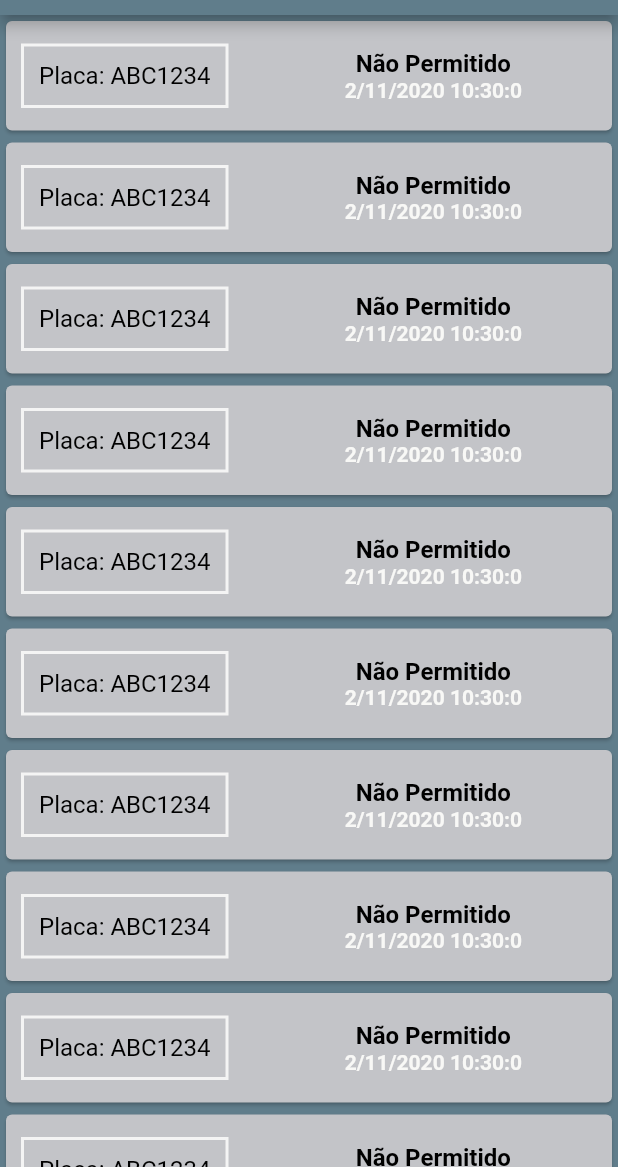
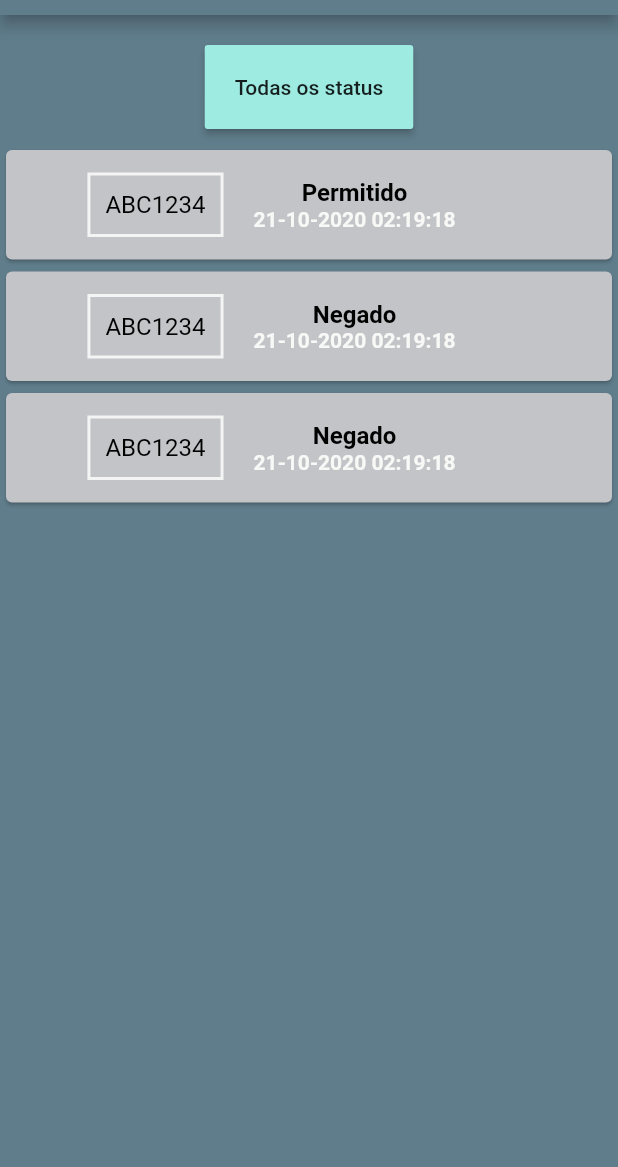
Before and after one commit to brunogomesc/asiomonitoria, a Flutter app: the HistoricList screen opened directly, on a phone screen of 412 x 824 dp, the part 69-1236 px from its top. Run offline on Flutter 3.47's test engine with Material 2 defaults, Android fonts, the phone set to English and light mode, and no system bars.

Commit message:
Criação do Botão de filtrar status e correção na autenticação

```diff
--- /dev/null
+++ b/lib/models/historic_model.dart
@@ -0,0 +1,41 @@
+import 'package:asiomonitoria/models/historic.dart';
+
+import '../models/historic.dart';
+
+final historicModel = [
+  Historic(
+    id: "3",
+    idCliente: "1",
+    placa: "ABC1234",
+    dataAcesso: "21-10-2020 02:19:18",
+    status: "Permitido",
+  ),
+  Historic(
+    id: "4",
+    idCliente: "2",
+    placa: "ABC1234",
+    dataAcesso: '21-10-2020 02:19:18',
+    status: "Negado",
+  ),
+  Historic(
+    id: "5",
+    idCliente: "2",
+    placa: "ABC1234",
+    dataAcesso: '21-10-2020 02:19:18',
+    status: "Negado",
+  ),
+  Historic(
+    id: "6",
+    idCliente: "1",
+    placa: "ABC1234",
+    dataAcesso: '21-10-2020 02:19:18',
+    status: "Negado",
+  ),
+  Historic(
+    id: "7",
+    idCliente: "1",
+    placa: "ABC1234",
+    dataAcesso: '21-10-2020 02:19:18',
+    status: "Negado",
+  ),
+];
--- /dev/null
+++ b/lib/screens/historic_registers.dart
@@ -0,0 +1,77 @@
+import 'package:asiomonitoria/models/historic.dart';
+import 'package:flutter/material.dart';
+
+class HistoricRegister extends StatelessWidget {
+  final List<Historic> historico;
+
+  HistoricRegister({this.historico});
+
+  @override
+  Widget build(BuildContext context) {
+    return SingleChildScrollView(
+      child: Container(
+        height: 700,
+        child: ListView.builder(
+          itemCount: historico.length,
+          itemBuilder: (ctx, index) {
+            return Card(
+              color: Color.fromRGBO(195, 196, 200, 100),
+              //linha do histórico
+              child: Row(
+                mainAxisAlignment: MainAxisAlignment.center,
+                children: <Widget>[
+                  //informação da placa
+                  Container(
+                    margin: EdgeInsets.fromLTRB(10, 15, 15, 15),
+                    //quadrado ao redor da placa
+                    decoration: BoxDecoration(
+                      border: Border.all(
+                        color: Color.fromRGBO(244, 244, 244, 100),
+                        width: 2,
+                      ),
+                    ),
+                    padding: EdgeInsets.all(10),
+                    //informação dentro do quadrado
+                    child: Text(
+                      historico[index].placa,
+                      style: TextStyle(
+                        fontSize: 16,
+                        color: Colors.black,
+                      ),
+                    ),
+                  ),
+                  //demais informações
+                  Padding(
+                    padding: const EdgeInsets.fromLTRB(5, 15, 60, 15),
+                    child: Column(
+                      crossAxisAlignment: CrossAxisAlignment.center,
+                      children: <Widget>[
+                        Text(
+                          historico[index].status,
+                          style: TextStyle(
+                            fontSize: 16,
+                            color: Colors.black,
+                            fontWeight: FontWeight.bold,
+                          ),
+                        ),
+                        Text(
+                          historico[index].dataAcesso,
+                          //DateFormat('d/M/y H:m:s').format(DateTime.now()),
+                          style: TextStyle(
+                            color: Color.fromRGBO(248, 248, 246, 100),
+                            fontWeight: FontWeight.bold,
+                            fontSize: 14,
+                          ),
+                        )
+                      ],
+                    ),
+                  )
+                ],
+              ),
+            );
+          },
+        ),
+      ),
+    );
+  }
+}
--- a/lib/screens/historic_screen.dart
+++ b/lib/screens/historic_screen.dart
@@ -1,5 +1,13 @@
+import 'package:asiomonitoria/models/historic.dart';
+import 'package:asiomonitoria/models/historic_model.dart';
 import 'package:flutter/material.dart';
-import 'package:intl/intl.dart';
+import '../main.dart' as Home;
+import 'historic_registers.dart';
+//import 'package:intl/intl.dart';
+//import '../data/API.dart' as api;
+
+String textoButton = 'Todas os status';
+int valorStatus = 1;
 
 class HistoricList extends StatefulWidget {
   //builda a tela de histórico
@@ -7,9 +15,134 @@ class HistoricList extends StatefulWidget {
   _HistoricListState createState() => _HistoricListState();
 }
 
+enum Status {
+  TodosStatus,
+  Permitido,
+  Negado,
+}
+
+List<Historic> histo = [];
+
 class _HistoricListState extends State<HistoricList> {
+  void validaHistorico() {
+    print('entrou');
+    if (Home.MyHomePage().idCliente == 1) {
+      setState(() {
+        List<Historic> listTemp = historicModel
+            .where((cliente) => cliente.idCliente.contains("1"))
+            .toList();
+        histo = listTemp;
+      });
+    } else if (Home.MyHomePage().idCliente == 2) {
+      //print('entrou 2');
+      setState(() {
+        List<Historic> listTemp = historicModel
+            .where((cliente) => cliente.idCliente.contains("2"))
+            .toList();
+        histo = listTemp;
+        print(histo.toString());
+      });
+    }
+  }
+
+  List<Historic> historicoFinais = histo;
+  void validaOpcaoSelecionada(int opcao) {
+    if (opcao == 1) {
+      historicoFinais = histo;
+    } else if (opcao == 2) {
+      List<Historic> listTemp =
+          histo.where((status) => status.status.contains('Permitido')).toList();
+      historicoFinais = listTemp;
+    } else if (opcao == 3) {
+      List<Historic> listTemp =
+          histo.where((status) => status.status.contains('Negado')).toList();
+      historicoFinais = listTemp;
+    }
+  }
+
+  Future<void> _listarClassificacao() async {
+    switch (await showDialog(
+      context: context,
+      barrierDismissible: true,
+      builder: (BuildContext context) {
+        return SimpleDialog(
+          title: Text(
+            'Status dos veículos',
+            style: TextStyle(
+              fontSize: 24,
+              fontWeight: FontWeight.bold,
+            ),
+          ),
+          children: <Widget>[
+            SimpleDialogOption(
+              onPressed: () => {
+                Navigator.pop(context, Status.TodosStatus),
+              },
+              child: Text(
+                'Todos os status',
+                style: TextStyle(
+                  fontSize: 20,
+                ),
+              ),
+            ),
+            SimpleDialogOption(
+              onPressed: () => {
+                Navigator.pop(context, Status.Permitido),
+              },
+              child: Text(
+                'Permitido',
+                style: TextStyle(
+                  fontSize: 20,
+                ),
+              ),
+            ),
+            SimpleDialogOption(
+              onPressed: () => {
+                Navigator.pop(context, Status.Negado),
+              },
+              child: Text(
+                'Negado',
+                style: TextStyle(
+                  fontSize: 20,
+                ),
+              ),
+            ),
+          ],
+        );
+      },
+    )) {
+      case Status.TodosStatus:
+        setState(() {
+          textoButton = 'Todos os status';
+          valorStatus = 1;
+          validaOpcaoSelecionada(valorStatus);
+        });
+        break;
+
+      case Status.Permitido:
+        setState(() {
+          textoButton = 'Permitido';
+          valorStatus = 2;
+          validaOpcaoSelecionada(valorStatus);
+        });
+        break;
+
+      case Status.Negado:
+        setState(() {
+          textoButton = 'Negado';
+          valorStatus = 3;
+          validaOpcaoSelecionada(valorStatus);
+        });
+        break;
+    }
+  }
+
   @override
   Widget build(BuildContext context) {
+    validaHistorico();
+    validaOpcaoSelecionada(valorStatus);
+    List<Historic> historicos = historicoFinais;
+    print('Buildando a tela');
     return Scaffold(
       //captura a cor padrão do Theme definido na classe principal
       backgroundColor: Theme.of(context).primaryColor,
@@ -17,65 +150,26 @@ class _HistoricListState extends State<HistoricList> {
         title: Text('Asio Monitoramento'),
       ),
       //lista dinâmica que irá renderizar somente a quantidade possivel de se exibir na tela
-      body: ListView.builder(
-        itemCount: 20,
-        itemBuilder: (ctx, index) {
-          //final his = historic[index];
-          return Card(
-            color: Color.fromRGBO(195, 196, 200, 100),
-            //linha do histórico
-            child: Row(
-              mainAxisAlignment: MainAxisAlignment.spaceBetween,
-              children: <Widget>[
-                //informação da placa
-                Container(
-                  margin: EdgeInsets.fromLTRB(10, 15, 15, 15),
-                  //quadrado ao redor da placa
-                  decoration: BoxDecoration(
-                    border: Border.all(
-                      color: Color.fromRGBO(244, 244, 244, 100),
-                      width: 2,
-                    ),
-                  ),
-                  padding: EdgeInsets.all(10),
-                  //informação dentro do quadrado
-                  child: Text(
-                    'Placa: ABC1234',
-                    style: TextStyle(
-                      fontSize: 16,
-                      color: Colors.black,
-                    ),
-                  ),
-                ),
-                //demais informações
-                Padding(
-                  padding: const EdgeInsets.fromLTRB(5, 15, 60, 15),
+      body: SingleChildScrollView(
         child: Column(
           crossAxisAlignment: CrossAxisAlignment.center,
           children: <Widget>[
-                      Text(
-                        'Não Permitido',
-                        style: TextStyle(
-                          fontSize: 16,
-                          color: Colors.black,
-                          fontWeight: FontWeight.bold,
+            Padding(
+              padding: const EdgeInsets.fromLTRB(120, 20, 120, 10),
+              child: RaisedButton(
+                padding: EdgeInsets.all(20),
+                color: Color.fromRGBO(158, 235, 226, 100),
+                onPressed: () => {_listarClassificacao()},
+                child: Text(textoButton),
               ),
             ),
-                      Text(
-                        DateFormat('d/M/y H:m:s').format(DateTime.now()),
-                        style: TextStyle(
-                          color: Color.fromRGBO(248, 248, 246, 100),
-                          fontWeight: FontWeight.bold,
-                          fontSize: 14,
+            Container(
+              child: HistoricRegister(
+                historico: historicos,
               ),
-                      )
+            ),
           ],
         ),
-                )
-              ],
-            ),
-          );
-        },
       ),
     );
   }
--- a/pubspec.yaml
+++ b/pubspec.yaml
@@ -50,7 +50,7 @@ flutter:
 
   # To add assets to your application, add an assets section, like this:
   assets:
-    - assets/images/AsioLogo.jpg
+    - assets/images/AsioLogo.jpeg
   #   - images/a_dot_ham.jpeg
 
   # An image asset can refer to one or more resolution-specific "variants", see
```
Also changed, not shown: lib/data/API.dart (added, +77 -0 lines), lib/main.dart (+60 -5 lines), lib/models/User.dart (added, +11 -0 lines), lib/models/historic.dart (+4 -28 lines), assets/images/AsioLogo.jpeg (added), assets/images/AsioLogo.jpg (deleted). Lines whose indentation alone changed are shown as unchanged.
